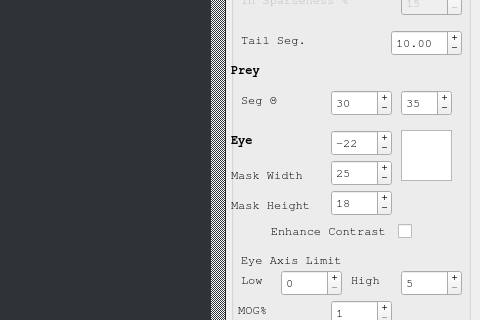
Before: the Qt Designer form GUI/mainwindow.ui in kostasl/zebrafish_tracker, drawn with Qt 5; both pictures show x 260 to 740 and y 197 to 517 of the 740 by 732 pixel window.
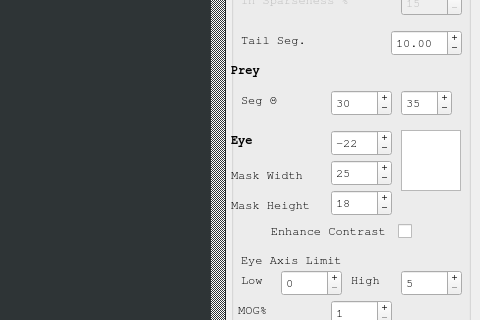
After: the same form once the commit is applied.

The edit to the form file:
```diff
--- a/GUI/mainwindow.ui
+++ b/GUI/mainwindow.ui
@@ -728,8 +728,8 @@
           <rect>
            <x>170</x>
            <y>300</y>
-           <width>51</width>
-           <height>51</height>
+           <width>60</width>
+           <height>61</height>
           </rect>
          </property>
          <property name="sizePolicy">
```
Left out of the diff: 5 changed lines with no effect on the pictures.
